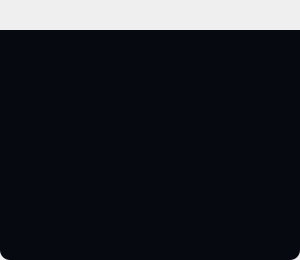
Old version of the form joinconversationwindow.ui in the repository Reynardd/MoonMessenger_TheDebuggingDudes_1.
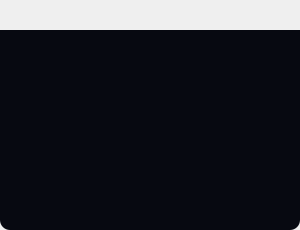
New version of the form. Icons and pictures are not drawn.

Commit message:
Join Conversation Window
join conversation window is fully functional now

The edit to the form file:
```diff
--- a/joinconversationwindow.ui
+++ b/joinconversationwindow.ui
@@ -7,7 +7,7 @@
     <x>0</x>
     <y>0</y>
     <width>300</width>
-    <height>260</height>
+    <height>230</height>
    </rect>
   </property>
   <property name="windowTitle">
@@ -106,7 +106,7 @@
      <x>0</x>
      <y>30</y>
      <width>300</width>
-     <height>230</height>
+     <height>200</height>
     </rect>
    </property>
    <property name="styleSheet">
@@ -149,7 +149,7 @@
     <property name="geometry">
      <rect>
       <x>200</x>
-      <y>190</y>
+      <y>150</y>
       <width>80</width>
       <height>24</height>
      </rect>
@@ -177,7 +177,7 @@
     <property name="geometry">
      <rect>
       <x>110</x>
-      <y>190</y>
+      <y>150</y>
       <width>80</width>
       <height>24</height>
      </rect>
```
Left out of the diff: 15 changed lines with no effect on the pictures. The commit also changes 4 other files.
